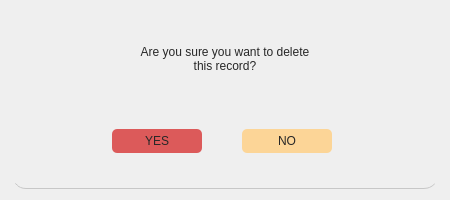
This is Desktop_Application/Frontend/ui-files/ConfirmDialog.ui in DreddVDomasian/Petmate-Desktop-Application as Qt 5 draws it before an edit. The edited form follows.
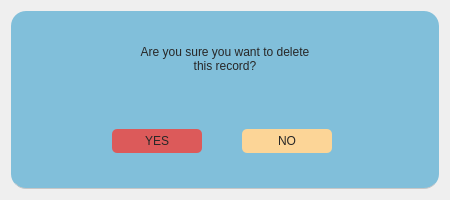
This is the edited form.

What changed in the file:
```diff
--- a/Desktop_Application/Frontend/ui-files/ConfirmDialog.ui
+++ b/Desktop_Application/Frontend/ui-files/ConfirmDialog.ui
@@ -30,12 +30,8 @@
     <widget class="QFrame" name="confirmation">
      <property name="styleSheet">
       <string notr="true">#confirmation{
+	background-color:#81BFDA;
 	border-radius:15px;
-	background-color: qlineargradient(
-		 y1: 0, x1: 0, y2: 1, x2: 0,
-		 stop: 0 #78B3CE, 
-    	 stop: 1 #D0F0FF
-	);
 	border-bottom:1px solid rgb(199, 199, 199);
 }</string>
      </property>
```
